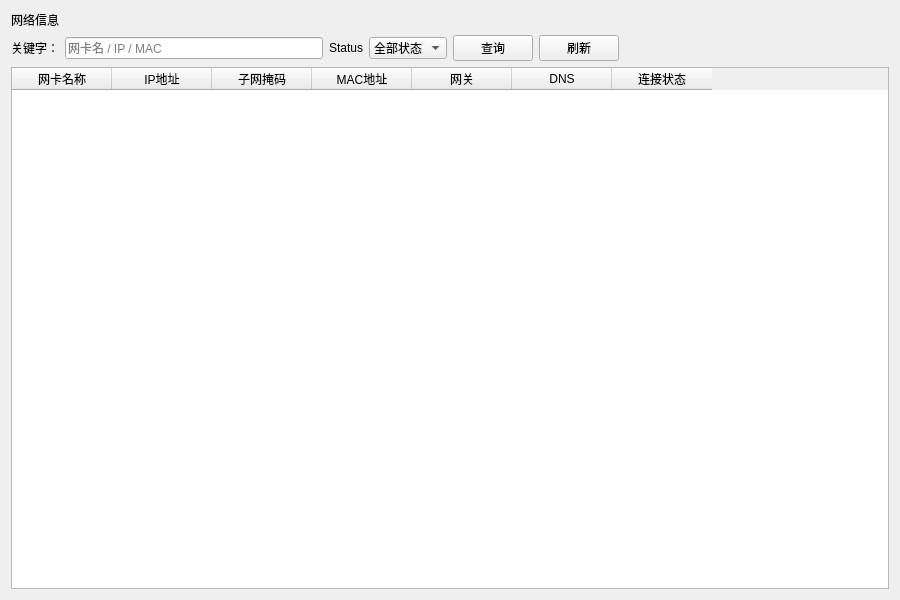
Qt form ui/NetworkInfoPage.ui (rakehellsx/MaliciousDetector) before a commit.
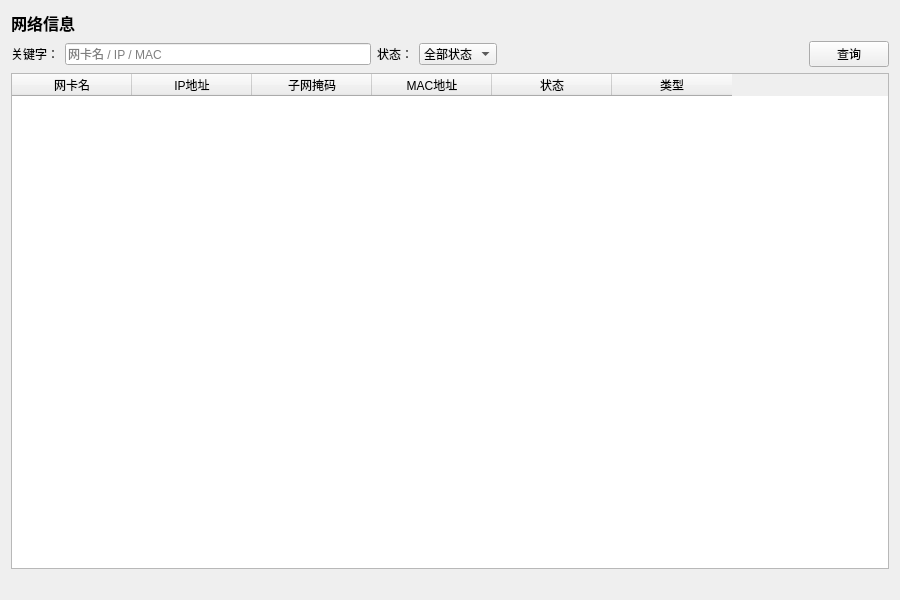
The same form after that commit.

The edit to the form file:
```diff
--- a/ui/NetworkInfoPage.ui
+++ b/ui/NetworkInfoPage.ui
@@ -13,11 +13,16 @@
   <item>
    <widget class="QLabel" name="lblPageTitle">
     <property name="text"><string>网络信息</string></property>
+     <property name="styleSheet"><string>font-size:16px;font-weight:600;</string></property>
    </widget>
   </item>
   <item>
    <layout class="QHBoxLayout" name="toolbarRow">
-    <item><widget class="QLabel"><property name="text"><string>关键字：</string></property></widget></item>
+     <item>
+      <widget class="QLabel" name="">
+        <property name="text"><string>关键字：</string></property>
+       </widget>
+     </item>
     <item>
      <widget class="QLineEdit" name="m_edtKeyword">
       <property name="placeholderText"><string>网卡名 / IP / MAC</string></property>
@@ -25,7 +30,9 @@
     </item>
 
    <item>
-    <widget class="QLabel"><property name="text"><string>Status</string></property></widget>
+      <widget class="QLabel" name="">
+        <property name="text"><string>状态：</string></property>
+       </widget>
    </item>
    <item>
     <widget class="QComboBox" name="m_cmbStatus">
@@ -34,33 +41,26 @@
    <item><property name="text"><string>断开</string></property></item>
     </widget>
    </item>
+     <item>
+      <spacer><property name="orientation"><enum>Qt::Horizontal</enum></property><property name="sizeHint" stdset="0"><size><width>40</width><height>20</height></size></property></spacer>
+     </item>
     <item>
      <widget class="QPushButton" name="btnQuery">
       <property name="text"><string>查询</string></property>
      </widget>
     </item>
-    <item>
-     <widget class="QPushButton" name="btnRefresh">
-      <property name="text"><string>刷新</string></property>
-     </widget>
-    </item>
-
-    <item><spacer><property name="orientation"><enum>Qt::Horizontal</enum></property><property name="sizeHint" stdset="0"><size><width>40</width><height>20</height></size></property></spacer></item>
-    <item><widget class="QLabel" name="m_lblStatus"><property name="text"><string></string></property></widget></item>
    </layout>
   </item>
   <item>
    <widget class="QTableWidget" name="m_tbl">
-    <property name="alternatingRowColors"><bool>true</bool></property>
-    <property name="editTriggers"><set>QAbstractItemView::NoEditTriggers</set></property>
-    <property name="selectionBehavior"><enum>QAbstractItemView::SelectRows</enum></property>
-           <column><property name="text"><string>网卡名称</string></property></column>
-   <column><property name="text"><string>IP地址</string></property></column>
-   <column><property name="text"><string>子网掩码</string></property></column>
-   <column><property name="text"><string>MAC地址</string></property></column>
-   <column><property name="text"><string>网关</string></property></column>
-   <column><property name="text"><string>DNS</string></property></column>
-   <column><property name="text"><string>连接状态</string></property></column>
+     <property name="columnCount"><number>6</number></property>
+     <attribute name="horizontalHeaderDefaultSectionSize"><number>120</number></attribute>
+     <column><property name="text"><string>网卡名</string></property></column><column><property name="text"><string>IP地址</string></property></column><column><property name="text"><string>子网掩码</string></property></column><column><property name="text"><string>MAC地址</string></property></column><column><property name="text"><string>状态</string></property></column><column><property name="text"><string>类型</string></property></column>
+    </widget>
+  </item>
+  <item>
+   <widget class="QLabel" name="m_lblStatus">
+     <property name="text"><string></string></property>
    </widget>
   </item>
  </layout>
```
Left out of the diff: 11 changed lines with no effect on the pictures. Lines whose indentation alone changed are shown as unchanged.
